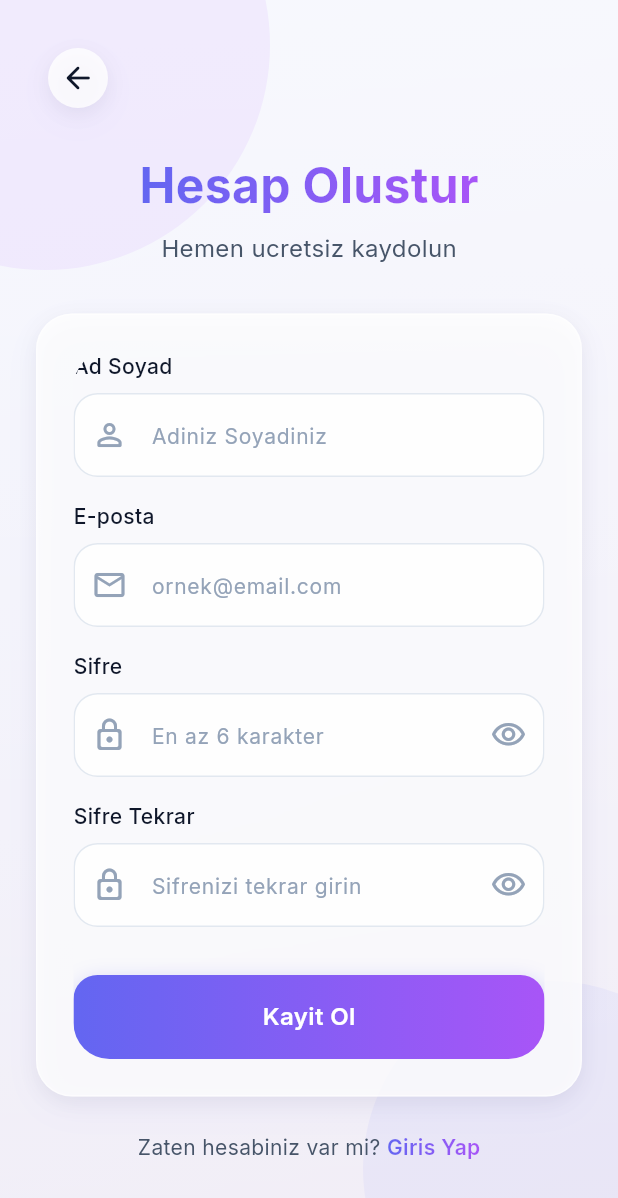
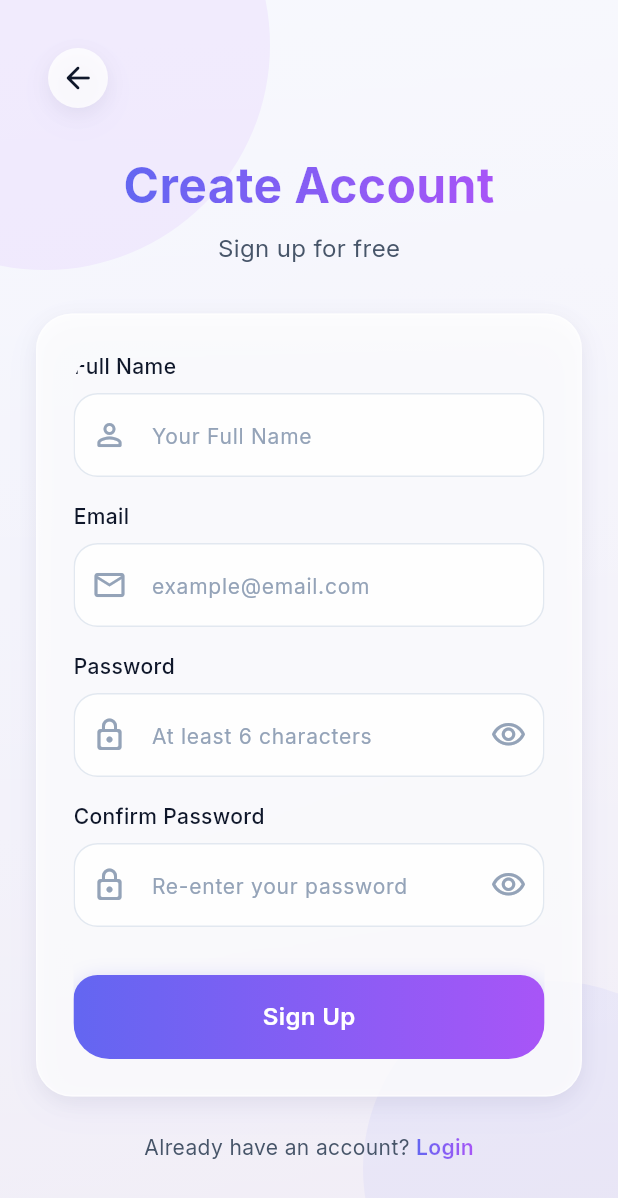
Before and after one commit to akarak25/buisibilenadam, a Flutter app: the RegisterScreen screen opened directly, on a phone screen of 412 x 824 dp. Shown: the top 1198 px of the screen. Run offline on Flutter 3.47's test engine with Material 3 defaults, Android fonts, the light colour scheme and no system bars; our stand-ins replace camera, firebase_core, firebase_messaging, flutter_markdown, flutter_secure_storage, google_fonts and 4 more; accounts and stored records are empty; network calls fail.

Commit message:
apple giriş çalışması

```diff
--- a/lib/config/api_config.dart
+++ b/lib/config/api_config.dart
@@ -9,6 +9,7 @@ class ApiConfig {
   static const String logoutEndpoint = '/auth/cikis';
   static const String profileEndpoint = '/auth/profil';
   static const String googleAuthEndpoint = '/auth/google';
+  static const String appleAuthEndpoint = '/auth/apple';
 
   // Analysis endpoint
   static const String analyzeEndpoint = '/analyze';
--- a/lib/l10n/languages/app_language.dart
+++ b/lib/l10n/languages/app_language.dart
@@ -162,6 +162,7 @@ abstract class AppLanguage {
   String get login;
   String get orText;
   String get signInWithGoogle;
+  String get signInWithApple;
   String get continueWithoutLogin;
   String get dontHaveAccount;
   String get signUp;
@@ -169,6 +170,19 @@ abstract class AppLanguage {
   String get invalidEmail;
   String get passwordRequired;
   String get googleSignInFailed;
+  String get appleSignInFailed;
+
+  // Register screen
+  String get createAccount;
+  String get registerForFree;
+  String get namePlaceholder;
+  String get nameRequired;
+  String get nameTooShort;
+  String get passwordHint;
+  String get confirmPasswordHint;
+  String get confirmPasswordRequired;
+  String get register;
+  String get alreadyHaveAccount;
 
   // System prompt for Claude API requests
   String get systemPrompt;
--- a/lib/l10n/languages/language_en.dart
+++ b/lib/l10n/languages/language_en.dart
@@ -387,6 +387,8 @@ class LanguageEn implements AppLanguage {
   @override
   String get signInWithGoogle => 'Sign in with Google';
   @override
+  String get signInWithApple => 'Sign in with Apple';
+  @override
   String get continueWithoutLogin => 'Continue without login';
   @override
   String get dontHaveAccount => "Don't have an account? ";
@@ -400,6 +402,30 @@ class LanguageEn implements AppLanguage {
   String get passwordRequired => 'Password is required';
   @override
   String get googleSignInFailed => 'Google sign-in failed. Please try again.';
+  @override
+  String get appleSignInFailed => 'Apple sign-in failed. Please try again.';
+
+  // Register screen
+  @override
+  String get createAccount => 'Create Account';
+  @override
+  String get registerForFree => 'Sign up for free';
+  @override
+  String get namePlaceholder => 'Your Full Name';
+  @override
+  String get nameRequired => 'Name is required';
+  @override
+  String get nameTooShort => 'Name must be at least 2 characters';
+  @override
+  String get passwordHint => 'At least 6 characters';
+  @override
+  String get confirmPasswordHint => 'Re-enter your password';
+  @override
+  String get confirmPasswordRequired => 'Password confirmation is required';
+  @override
+  String get register => 'Sign Up';
+  @override
+  String get alreadyHaveAccount => 'Already have an account? ';
 
   // System prompt for Claude API requests
   @override
--- a/lib/l10n/languages/language_tr.dart
+++ b/lib/l10n/languages/language_tr.dart
@@ -387,6 +387,8 @@ class LanguageTr implements AppLanguage {
   @override
   String get signInWithGoogle => 'Google ile Giriş Yap';
   @override
+  String get signInWithApple => 'Apple ile Giriş Yap';
+  @override
   String get continueWithoutLogin => 'Giriş yapmadan devam et';
   @override
   String get dontHaveAccount => 'Hesabınız yok mu? ';
@@ -400,6 +402,30 @@ class LanguageTr implements AppLanguage {
   String get passwordRequired => 'Şifre gerekli';
   @override
   String get googleSignInFailed => 'Google girişi başarısız. Lütfen tekrar deneyin.';
+  @override
+  String get appleSignInFailed => 'Apple girişi başarısız. Lütfen tekrar deneyin.';
+
+  // Register screen
+  @override
+  String get createAccount => 'Hesap Oluştur';
+  @override
+  String get registerForFree => 'Hemen ücretsiz kaydolun';
+  @override
+  String get namePlaceholder => 'Adınız Soyadınız';
+  @override
+  String get nameRequired => 'Ad soyad gerekli';
+  @override
+  String get nameTooShort => 'Ad soyad en az 2 karakter olmalı';
+  @override
+  String get passwordHint => 'En az 6 karakter';
+  @override
+  String get confirmPasswordHint => 'Şifrenizi tekrar girin';
+  @override
+  String get confirmPasswordRequired => 'Şifre tekrarı gerekli';
+  @override
+  String get register => 'Kayıt Ol';
+  @override
+  String get alreadyHaveAccount => 'Zaten hesabınız var mı? ';
 
   // Claude API istekleri için sistem mesajı
   @override
--- a/lib/screens/auth/register_screen.dart
+++ b/lib/screens/auth/register_screen.dart
@@ -6,6 +6,7 @@ import 'package:palm_analysis/screens/home_screen.dart';
 import 'package:palm_analysis/services/auth_service.dart';
 import 'package:palm_analysis/models/auth_response.dart';
 import 'package:palm_analysis/widgets/common/gradient_button.dart';
+import 'package:palm_analysis/l10n/app_localizations.dart';
 
 class RegisterScreen extends StatefulWidget {
   const RegisterScreen({super.key});
@@ -63,8 +64,9 @@ class _RegisterScreenState extends State<RegisterScreen> {
         _errorMessage = e.error;
       });
     } catch (e) {
+      final lang = AppLocalizations.of(context).currentLanguage;
       setState(() {
-        _errorMessage = 'Bir hata olustu. Lutfen tekrar deneyin.';
+        _errorMessage = lang.generalError;
       });
     } finally {
       if (mounted) {
@@ -77,6 +79,8 @@ class _RegisterScreenState extends State<RegisterScreen> {
 
   @override
   Widget build(BuildContext context) {
+    final lang = AppLocalizations.of(context).currentLanguage;
+
     return Scaffold(
       body: Container(
         decoration: const BoxDecoration(
@@ -161,7 +165,7 @@ class _RegisterScreenState extends State<RegisterScreen> {
                               Rect.fromLTWH(0, 0, bounds.width, bounds.height),
                             ),
                             child: Text(
-                              'Hesap Olustur',
+                              lang.createAccount,
                               style: GoogleFonts.inter(
                                 fontSize: 32,
                                 fontWeight: FontWeight.w700,
@@ -170,7 +174,7 @@ class _RegisterScreenState extends State<RegisterScreen> {
                           ),
                           const SizedBox(height: 8),
                           Text(
-                            'Hemen ucretsiz kaydolun',
+                            lang.registerForFree,
                             style: GoogleFonts.inter(
                               fontSize: 16,
                               color: AppTheme.textSecondary,
@@ -238,7 +242,7 @@ class _RegisterScreenState extends State<RegisterScreen> {
 
                                 // Name field
                                 Text(
-                                  'Ad Soyad',
+                                  lang.fullName,
                                   style: GoogleFonts.inter(
                                     fontSize: 14,
                                     fontWeight: FontWeight.w500,
@@ -251,7 +255,7 @@ class _RegisterScreenState extends State<RegisterScreen> {
                                   textInputAction: TextInputAction.next,
                                   textCapitalization: TextCapitalization.words,
                                   decoration: InputDecoration(
-                                    hintText: 'Adiniz Soyadiniz',
+                                    hintText: lang.namePlaceholder,
                                     prefixIcon: Icon(
                                       Icons.person_outline_rounded,
                                       color: AppTheme.textMuted,
@@ -259,10 +263,10 @@ class _RegisterScreenState extends State<RegisterScreen> {
                                   ),
                                   validator: (value) {
                                     if (value == null || value.isEmpty) {
-                                      return 'Ad soyad gerekli';
+                                      return lang.nameRequired;
                                     }
                                     if (value.length < 2) {
-                                      return 'Ad soyad en az 2 karakter olmali';
+                                      return lang.nameTooShort;
                                     }
                                     return null;
                                   },
@@ -272,7 +276,7 @@ class _RegisterScreenState extends State<RegisterScreen> {
 
                                 // Email field
                                 Text(
-                                  'E-posta',
+                                  lang.email,
                                   style: GoogleFonts.inter(
                                     fontSize: 14,
                                     fontWeight: FontWeight.w500,
@@ -285,7 +289,7 @@ class _RegisterScreenState extends State<RegisterScreen> {
                                   keyboardType: TextInputType.emailAddress,
                                   textInputAction: TextInputAction.next,
                                   decoration: InputDecoration(
-                                    hintText: 'ornek@email.com',
+                                    hintText: lang.emailPlaceholder,
                                     prefixIcon: Icon(
                                       Icons.email_outlined,
                                       color: AppTheme.textMuted,
@@ -293,10 +297,10 @@ class _RegisterScreenState extends State<RegisterScreen> {
                                   ),
                                   validator: (value) {
                                     if (value == null || value.isEmpty) {
-                                      return 'E-posta gerekli';
+                                      return lang.emailRequired;
                                     }
                                     if (!value.contains('@')) {
-                                      return 'Gecerli bir e-posta girin';
+                                      return lang.invalidEmail;
                                     }
                                     return null;
                                   },
@@ -306,7 +310,7 @@ class _RegisterScreenState extends State<RegisterScreen> {
 
                                 // Password field
                                 Text(
-                                  'Sifre',
+                                  lang.password,
                                   style: GoogleFonts.inter(
                                     fontSize: 14,
                                     fontWeight: FontWeight.w500,
@@ -319,7 +323,7 @@ class _RegisterScreenState extends State<RegisterScreen> {
                                   obscureText: _obscurePassword,
                                   textInputAction: TextInputAction.next,
                                   decoration: InputDecoration(
-                                    hintText: 'En az 6 karakter',
+                                    hintText: lang.passwordHint,
                                     prefixIcon: Icon(
                                       Icons.lock_outline_rounded,
                                       color: AppTheme.textMuted,
@@ -340,10 +344,10 @@ class _RegisterScreenState extends State<RegisterScreen> {
                                   ),
                                   validator: (value) {
                                     if (value == null || value.isEmpty) {
-                                      return 'Sifre gerekli';
+                                      return lang.passwordRequired;
                                     }
                                     if (value.length < 6) {
-                                      return 'Sifre en az 6 karakter olmali';
+                                      return lang.passwordTooShort;
                                     }
                                     return null;
                                   },
@@ -353,7 +357,7 @@ class _RegisterScreenState extends State<RegisterScreen> {
 
                                 // Confirm password field
                                 Text(
-                                  'Sifre Tekrar',
+                                  lang.confirmPassword,
                                   style: GoogleFonts.inter(
                                     fontSize: 14,
                                     fontWeight: FontWeight.w500,
@@ -367,7 +371,7 @@ class _RegisterScreenState extends State<RegisterScreen> {
                                   textInputAction: TextInputAction.done,
                                   onFieldSubmitted: (_) => _register(),
                                   decoration: InputDecoration(
-                                    hintText: 'Sifrenizi tekrar girin',
+                                    hintText: lang.confirmPasswordHint,
                                     prefixIcon: Icon(
                                       Icons.lock_outline_rounded,
                                       color: AppTheme.textMuted,
@@ -389,10 +393,10 @@ class _RegisterScreenState extends State<RegisterScreen> {
                                   ),
                                   validator: (value) {
                                     if (value == null || value.isEmpty) {
-                                      return 'Sifre tekrari gerekli';
+                                      return lang.confirmPasswordRequired;
                                     }
                                     if (value != _passwordController.text) {
-                                      return 'Sifreler eslesmiyor';
+                                      return lang.passwordsDontMatch;
                                     }
                                     return null;
                                   },
@@ -402,7 +406,7 @@ class _RegisterScreenState extends State<RegisterScreen> {
 
                                 // Register button
                                 GradientButton(
-                                  text: 'Kayit Ol',
+                                  text: lang.register,
                                   onPressed: _register,
                                   isLoading: _isLoading,
                                 ),
@@ -421,7 +425,7 @@ class _RegisterScreenState extends State<RegisterScreen> {
                         mainAxisAlignment: MainAxisAlignment.center,
                         children: [
                           Text(
-                            'Zaten hesabiniz var mi? ',
+                            lang.alreadyHaveAccount,
                             style: GoogleFonts.inter(
                               color: AppTheme.textSecondary,
                               fontSize: 14,
@@ -436,7 +440,7 @@ class _RegisterScreenState extends State<RegisterScreen> {
                                 Rect.fromLTWH(0, 0, bounds.width, bounds.height),
                               ),
                               child: Text(
-                                'Giris Yap',
+                                lang.login,
                                 style: GoogleFonts.inter(
                                   fontSize: 14,
                                   fontWeight: FontWeight.w600,
--- a/pubspec.yaml
+++ b/pubspec.yaml
@@ -51,6 +51,8 @@ dependencies:
   flutter_secure_storage: ^9.0.0
   url_launcher: ^6.2.5
   google_sign_in: ^6.2.1
+  sign_in_with_apple: ^6.1.4
+  crypto: ^3.0.6
   firebase_core: ^3.8.1
   firebase_messaging: ^15.1.6
 
```
Also changed, not shown: lib/screens/auth/login_screen.dart (+83 -0 lines), lib/services/auth_service.dart (+101 -0 lines), pubspec.lock, 5 other files.
